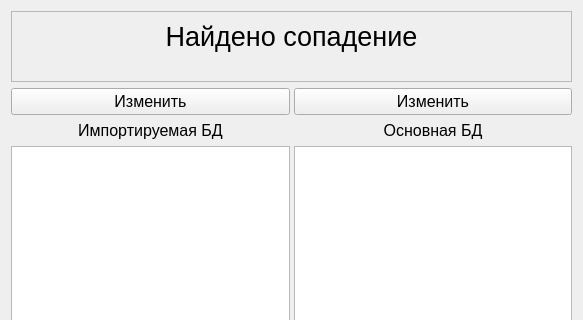
Old version of the form import_form.ui in the repository Yavlados/VKR; both pictures show x 0 to 583 and y 0 to 320 of the 583 by 683 pixel window.
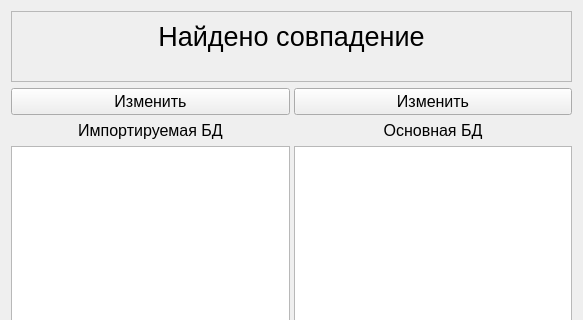
New version of the form. Icons and pictures are not drawn.

What changed in the file:
```diff
--- a/import_form.ui
+++ b/import_form.ui
@@ -46,7 +46,7 @@
          </font>
         </property>
         <property name="text">
-         <string>Найдено сопадение</string>
+         <string>Найдено совпадение</string>
         </property>
         <property name="alignment">
          <set>Qt::AlignCenter</set>
```
